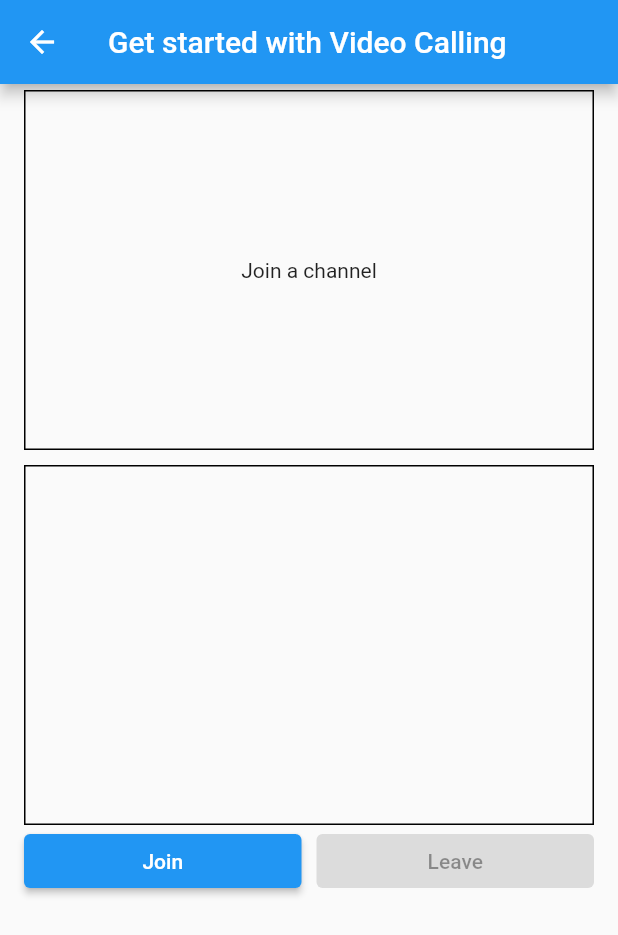
After one commit to mirza-d3x/researcher, a Flutter app: the screen it shows after launch, after a tap on "VideoCall", on a phone screen of 412 x 824 dp. The commit adds this screen. Shown: the top 935 px of the screen. Run offline on Flutter 3.47's test engine with Material 2 defaults, Android fonts, the phone set to English and light mode, and no system bars; our stand-ins replace bloc, flutter_bloc, permission_handler, pull_to_refresh, shared_preferences; missing offline and left inert: agora_rtc_engine.

Commit message:
video call implemented

```diff
--- /dev/null
+++ b/lib/VideoCall/video_call_screen.dart
@@ -0,0 +1,197 @@
+import 'package:agora_rtc_engine/agora_rtc_engine.dart';
+import 'package:flutter/material.dart';
+import 'package:permission_handler/permission_handler.dart';
+
+const String appId = "c6d57be0ce654e3e9735442565fad0e5";
+
+class VideoCallingScreen extends StatefulWidget {
+  const VideoCallingScreen({super.key});
+
+  @override
+  State<VideoCallingScreen> createState() => _VideoCallingScreenState();
+}
+
+class _VideoCallingScreenState extends State<VideoCallingScreen> {
+  String channelName = "agora";
+  String token =
+      "007eJxTYAjSu3vz0dEXLm6/P58ULxPLO/t2W23tXfkdPN6ZS7Pqzz9VYEg2SzE1T0o1SE41MzVJNU61NDc2NTExMjUzTUtMMUg1DQoMSmkIZGTIPOfKyMgAgSA+K0Nien5RIgMDAD8nIdA=";
+  int uid = 0;
+
+  int? _remoteUid;
+  bool _isJoined = false;
+  late RtcEngine agoraEngine;
+
+  final GlobalKey<ScaffoldMessengerState> scaffoldMessengerKey =
+      GlobalKey<ScaffoldMessengerState>();
+
+  showMessage(String message) {
+    scaffoldMessengerKey.currentState?.showSnackBar(SnackBar(
+      content: Text(message),
+    ));
+  }
+
+  @override
+  void initState() {
+    setupVideoSDKEngine();
+    super.initState();
+  }
+
+  @override
+  void dispose() async {
+    await agoraEngine.leaveChannel();
+    agoraEngine.release();
+    super.dispose();
+  }
+
+  Future<void> setupVideoSDKEngine() async {
+    // retrieve or request camera and microphone permissions
+    await [Permission.microphone, Permission.camera].request();
+
+    //create an instance of the Agora engine
+    agoraEngine = createAgoraRtcEngine();
+    await agoraEngine.initialize(const RtcEngineContext(appId: appId));
+
+    await agoraEngine.enableVideo();
+
+    // Register the event handler
+    agoraEngine.registerEventHandler(
+      RtcEngineEventHandler(
+        onJoinChannelSuccess: (RtcConnection connection, int elapsed) {
+          showMessage(
+              "Local user uid:${connection.localUid} joined the channel");
+          setState(() {
+            _isJoined = true;
+          });
+        },
+        onUserJoined: (RtcConnection connection, int remoteUid, int elapsed) {
+          showMessage("Remote user uid:$remoteUid joined the channel");
+          setState(() {
+            _remoteUid = remoteUid;
+          });
+        },
+        onUserOffline: (RtcConnection connection, int remoteUid,
+            UserOfflineReasonType reason) {
+          showMessage("Remote user uid:$remoteUid left the channel");
+          setState(() {
+            _remoteUid = null;
+          });
+        },
+      ),
+    );
+  }
+
+  @override
+  Widget build(BuildContext context) {
+    return Scaffold(
+      appBar: AppBar(
+        title: const Text('Get started with Video Calling'),
+      ),
+      body: ListView(
+        padding: const EdgeInsets.symmetric(horizontal: 16, vertical: 4),
+        children: [
+          Container(
+            height: 240,
+            decoration: BoxDecoration(border: Border.all()),
+            child: Center(
+              child: _localPreview(),
+            ),
+          ),
+          const SizedBox(height: 10),
+          Container(
+            height: 240,
+            decoration: BoxDecoration(border: Border.all()),
+            child: Center(
+              child: _remoteVideo(),
+            ),
+          ),
+          // Button Row
+          Row(
+            children: <Widget>[
+              Expanded(
+                child: ElevatedButton(
+                  onPressed: _isJoined
+                      ? null
+                      : () => {
+                            join(),
+                          },
+                  child: const Text("Join"),
+                ),
+              ),
+              const SizedBox(width: 10),
+              Expanded(
+                child: ElevatedButton(
+                  onPressed: _isJoined
+                      ? () => {
+                            leave(),
+                          }
+                      : null,
+                  child: const Text("Leave"),
+                ),
+              ),
+              // Text(agoraEngine.getCallId().toString())
+            ],
+          ),
+        ],
+      ),
+    );
+  }
+
+  Widget _localPreview() {
+    if (_isJoined) {
+      return AgoraVideoView(
+        controller: VideoViewController(
+          rtcEngine: agoraEngine,
+          canvas: const VideoCanvas(uid: 0),
+        ),
+      );
+    } else {
+      return const Text(
+        'Join a channel',
+        textAlign: TextAlign.center,
+      );
+    }
+  }
+
+  Widget _remoteVideo() {
+    if (_remoteUid != null) {
+      return AgoraVideoView(
+        controller: VideoViewController.remote(
+          rtcEngine: agoraEngine,
+          canvas: VideoCanvas(uid: _remoteUid),
+          connection: RtcConnection(channelId: channelName),
+        ),
+      );
+    } else {
+      String msg = '';
+      if (_isJoined) msg = 'Waiting for a remote user to join';
+      return Text(
+        msg,
+        textAlign: TextAlign.center,
+      );
+    }
+  }
+
+  void join() async {
+    await agoraEngine.startPreview();
+
+    ChannelMediaOptions options = const ChannelMediaOptions(
+      clientRoleType: ClientRoleType.clientRoleBroadcaster,
+      channelProfile: ChannelProfileType.channelProfileCommunication,
+    );
+
+    await agoraEngine.joinChannel(
+      token: token,
+      channelId: channelName,
+      options: options,
+      uid: uid,
+    );
+  }
+
+  void leave() {
+    setState(() {
+      _isJoined = false;
+      _remoteUid = null;
+    });
+    agoraEngine.leaveChannel();
+  }
+}
--- a/lib/options.dart
+++ b/lib/options.dart
@@ -1,8 +1,8 @@
 import 'package:flutter/material.dart';
 import 'package:researcher/Animation/animation_main.dart';
 import 'package:researcher/PasswordGenerator/password_generator.dart';
+import 'package:researcher/VideoCall/video_call_screen.dart';
 import 'package:researcher/rz/Pagination/UI/list_view.dart';
-
 
 class OptionsPage extends StatelessWidget {
   const OptionsPage({super.key});
@@ -65,6 +65,23 @@ class OptionsPage extends StatelessWidget {
                   child: const Text('Animation'),
                 ),
               ),
+              const SizedBox(
+                height: 50,
+              ),
+              SizedBox(
+                height: MediaQuery.of(context).size.height * .05,
+                width: MediaQuery.of(context).size.width * .9,
+                child: ElevatedButton(
+                  onPressed: () {
+                    Navigator.of(context).push(
+                      MaterialPageRoute(
+                        builder: (context) => const VideoCallingScreen(),
+                      ),
+                    );
+                  },
+                  child: const Text('VideoCall'),
+                ),
+              ),
             ],
           ),
         ),
--- a/pubspec.yaml
+++ b/pubspec.yaml
@@ -39,6 +39,8 @@ dependencies:
   http: ^0.13.5
   shared_preferences: ^2.1.0
   pull_to_refresh: ^2.0.0
+  agora_rtc_engine: ^6.1.1
+  permission_handler: ^10.2.0
 
 dev_dependencies:
   flutter_test:
```
Also changed, not shown: pubspec.lock, 1 other file.
